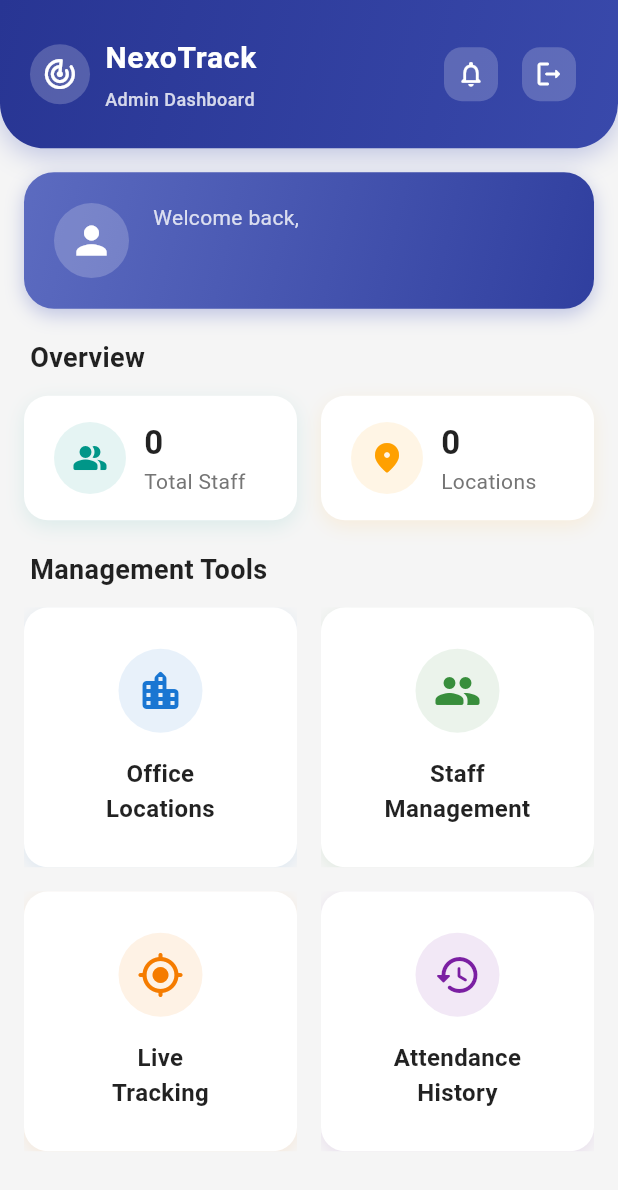
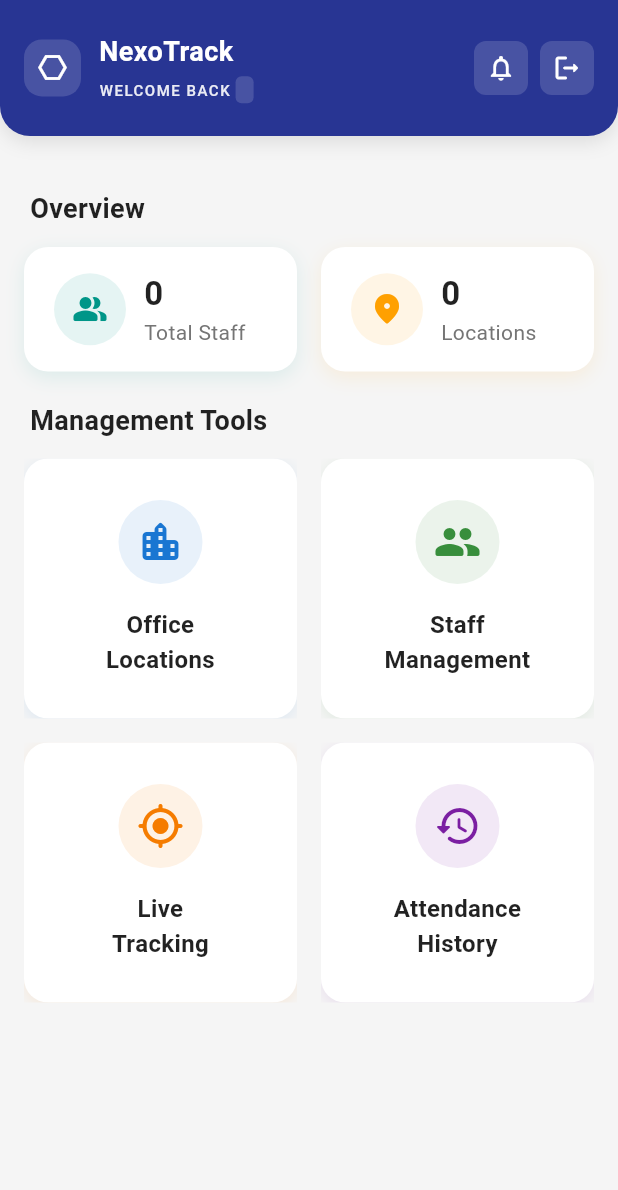
Before and after one commit to Afnanafsal/NexoTrack, a Flutter app: the AdminDashboard screen opened directly, on a phone screen of 412 x 824 dp. Shown: the top 1190 px of the screen. Run offline on Flutter 3.47's test engine with Material 3 defaults, Android fonts, the phone set to English and light mode, and no system bars; our stand-ins replace cloud_firestore, csv, firebase_auth, firebase_core, flutter_map, flutter_typeahead and 4 more; accounts and stored records are empty.

Commit message:
Refactor Admin Dashboard; Improve code readability and UI consistency

```diff
--- a/lib/admin_dashboard.dart
+++ b/lib/admin_dashboard.dart
@@ -15,7 +15,8 @@ class AdminDashboard extends StatefulWidget {
   _AdminDashboardState createState() => _AdminDashboardState();
 }
 
-class _AdminDashboardState extends State<AdminDashboard> with SingleTickerProviderStateMixin {
+class _AdminDashboardState extends State<AdminDashboard>
+    with SingleTickerProviderStateMixin {
   String _adminName = 'Admin';
   int _staffCount = 0;
   int _locationCount = 0;
@@ -53,30 +54,36 @@ class _AdminDashboardState extends State<AdminDashboard> with SingleTickerProvid
   Future<void> _fetchDashboardData() async {
     try {
       // Get staff data
-      final staffSnapshot = await FirebaseFirestore.instance
+      final staffSnapshot =
+          await FirebaseFirestore.instance
               .collection('users')
               .where('role', isEqualTo: 'staff')
               .get();
 
-      _staffList = staffSnapshot.docs
-          .map((doc) => {
+      _staffList =
+          staffSnapshot.docs
+              .map(
+                (doc) => {
                   'id': doc.id,
                   'name': doc.data()['name'] ?? 'Unknown',
                   'email': doc.data()['email'] ?? 'No email',
-          })
+                },
+              )
               .toList();
 
       // Get location data
-      final locationsSnapshot = await FirebaseFirestore.instance
-          .collection('officeLocations')
-          .get();
+      final locationsSnapshot =
+          await FirebaseFirestore.instance.collection('officeLocations').get();
 
-      _locationList = locationsSnapshot.docs
-          .map((doc) => {
+      _locationList =
+          locationsSnapshot.docs
+              .map(
+                (doc) => {
                   'id': doc.id,
                   'name': doc.data()['name'] ?? 'Unknown location',
                   'address': doc.data()['address'] ?? 'No address',
-          })
+                },
+              )
               .toList();
 
       setState(() {
@@ -197,10 +204,9 @@ class _AdminDashboardState extends State<AdminDashboard> with SingleTickerProvid
                   ),
                   SizedBox(height: 20),
                   Expanded(
-                    child: _staffList.isEmpty
-                        ? Center(
-                            child: Text('No staff members found'),
-                          )
+                    child:
+                        _staffList.isEmpty
+                            ? Center(child: Text('No staff members found'))
                             : ListView.separated(
                               controller: scrollController,
                               itemCount: _staffList.length,
@@ -212,12 +218,16 @@ class _AdminDashboardState extends State<AdminDashboard> with SingleTickerProvid
                                     backgroundColor: Colors.indigo.shade50,
                                     child: Text(
                                       staff['name'][0].toUpperCase(),
-                                    style: TextStyle(color: Colors.indigo.shade800),
+                                      style: TextStyle(
+                                        color: Colors.indigo.shade800,
+                                      ),
                                     ),
                                   ),
                                   title: Text(
                                     staff['name'],
-                                  style: TextStyle(fontWeight: FontWeight.w600),
+                                    style: TextStyle(
+                                      fontWeight: FontWeight.w600,
+                                    ),
                                   ),
                                   subtitle: Text(staff['email']),
                                 );
@@ -291,10 +301,9 @@ class _AdminDashboardState extends State<AdminDashboard> with SingleTickerProvid
                   ),
                   SizedBox(height: 20),
                   Expanded(
-                    child: _locationList.isEmpty
-                        ? Center(
-                            child: Text('No locations found'),
-                          )
+                    child:
+                        _locationList.isEmpty
+                            ? Center(child: Text('No locations found'))
                             : ListView.separated(
                               controller: scrollController,
                               itemCount: _locationList.length,
@@ -304,11 +313,16 @@ class _AdminDashboardState extends State<AdminDashboard> with SingleTickerProvid
                                 return ListTile(
                                   leading: CircleAvatar(
                                     backgroundColor: Colors.amber.shade50,
-                                  child: Icon(Icons.location_on, color: Colors.amber.shade800),
+                                    child: Icon(
+                                      Icons.location_on,
+                                      color: Colors.amber.shade800,
+                                    ),
                                   ),
                                   title: Text(
                                     location['name'],
-                                  style: TextStyle(fontWeight: FontWeight.w600),
+                                    style: TextStyle(
+                                      fontWeight: FontWeight.w600,
+                                    ),
                                   ),
                                   subtitle: Text(location['address']),
                                 );
@@ -332,7 +346,8 @@ class _AdminDashboardState extends State<AdminDashboard> with SingleTickerProvid
     return Scaffold(
       backgroundColor: Colors.grey[100],
       body: SafeArea(
-        child: _isLoading
+        child:
+            _isLoading
                 ? Center(child: CircularProgressIndicator())
                 : Column(
                   children: [
@@ -344,7 +359,6 @@ class _AdminDashboardState extends State<AdminDashboard> with SingleTickerProvid
                         child: Column(
                           crossAxisAlignment: CrossAxisAlignment.start,
                           children: [
-                        _buildWelcomeSection(),
                             SizedBox(height: 20),
                             _buildStatsSection(size),
                             SizedBox(height: 20),
@@ -361,23 +375,19 @@ class _AdminDashboardState extends State<AdminDashboard> with SingleTickerProvid
 
   Widget _buildHeader(BuildContext context, Size size) {
     return Container(
-      height: size.height * 0.12,
-      padding: EdgeInsets.symmetric(horizontal: 20, vertical: 15),
+      height: size.height * 0.11,
+      padding: const EdgeInsets.symmetric(horizontal: 16, vertical: 12),
       decoration: BoxDecoration(
-        gradient: LinearGradient(
-          colors: [Colors.indigo.shade800, Colors.indigo.shade600],
-          begin: Alignment.topLeft,
-          end: Alignment.bottomRight,
-        ),
-        borderRadius: BorderRadius.only(
-          bottomLeft: Radius.circular(30),
-          bottomRight: Radius.circular(30),
+        color: Colors.indigo.shade800,
+        borderRadius: const BorderRadius.only(
+          bottomLeft: Radius.circular(20),
+          bottomRight: Radius.circular(20),
         ),
         boxShadow: [
           BoxShadow(
-            color: Colors.indigo.withOpacity(0.3),
-            blurRadius: 15,
-            offset: Offset(0, 5),
+            color: Colors.black.withOpacity(0.1),
+            blurRadius: 10,
+            offset: const Offset(0, 4),
           ),
         ],
       ),
@@ -388,47 +398,64 @@ class _AdminDashboardState extends State<AdminDashboard> with SingleTickerProvid
             Row(
               children: [
                 Container(
-                  padding: EdgeInsets.all(8),
+                  padding: const EdgeInsets.all(8),
                   decoration: BoxDecoration(
-                    color: Colors.white.withOpacity(0.2),
-                    shape: BoxShape.circle,
+                    color: Colors.white.withOpacity(0.15),
+                    borderRadius: BorderRadius.circular(12),
                   ),
-                  child: AnimatedBuilder(
-                    animation: _animationController,
-                    builder: (context, child) {
-                      return Transform.rotate(
-                        angle: _animationController.value * 0.1,
-                        child: Icon(
-                          Icons.track_changes_rounded,
+                  child: const Icon(
+                    Icons.hexagon_outlined,
                     color: Colors.white,
-                          size: 24,
-                        ),
-                      );
-                    },
+                    size: 22,
                   ),
                 ),
-                SizedBox(width: 10),
+                const SizedBox(width: 12),
                 Column(
                   crossAxisAlignment: CrossAxisAlignment.start,
                   mainAxisAlignment: MainAxisAlignment.center,
                   children: [
-                    Text(
+                    const Text(
                       'NexoTrack',
                       style: TextStyle(
                         color: Colors.white,
-                        fontSize: 20,
-                        fontWeight: FontWeight.bold,
-                        letterSpacing: 0.5,
+                        fontSize: 18,
+                        fontWeight: FontWeight.w600,
+                        letterSpacing: 0.3,
                       ),
                     ),
-                    SizedBox(height: 4),
+                    const SizedBox(height: 3),
+                    Row(
+                      mainAxisSize: MainAxisSize.min,
+                      children: [
                         Text(
-                      'Admin Dashboard',
+                          'WELCOME BACK ',
                           style: TextStyle(
-                        color: Colors.white.withOpacity(0.8),
-                        fontSize: 12,
+                            color: Colors.white.withAlpha(230),
+                            fontSize: 10,
                             fontWeight: FontWeight.w500,
+                            letterSpacing: 1,
                           ),
+                        ),
+                        Container(
+                          padding: const EdgeInsets.symmetric(
+                            horizontal: 6,
+                            vertical: 2,
+                          ),
+                          decoration: BoxDecoration(
+                            color: Colors.white.withOpacity(0.15),
+                            borderRadius: BorderRadius.circular(4),
+                          ),
+                          child: Text(
+                            _adminName.toUpperCase(),
+                            style: TextStyle(
+                              color: Colors.white.withAlpha(230),
+                              fontSize: 10,
+                              fontWeight: FontWeight.w500,
+                              letterSpacing: 1,
+                            ),
+                          ),
+                        ),
+                      ],
                     ),
                   ],
                 ),
@@ -436,31 +463,51 @@ class _AdminDashboardState extends State<AdminDashboard> with SingleTickerProvid
             ),
             Row(
               children: [
-                IconButton(
-                  onPressed: () {
-                    // Notification or settings functionality could be added here
+                Material(
+                  color: Colors.transparent,
+                  borderRadius: BorderRadius.circular(8),
+                  child: InkWell(
+                    borderRadius: BorderRadius.circular(8),
+                    onTap: () {
                       ScaffoldMessenger.of(context).showSnackBar(
-                      SnackBar(content: Text('Notifications coming soon'))
+                        const SnackBar(
+                          content: Text('Notifications coming soon'),
+                        ),
                       );
                     },
-                  icon: Container(
-                    padding: EdgeInsets.all(8),
+                    child: Container(
+                      padding: const EdgeInsets.all(8),
                       decoration: BoxDecoration(
-                      color: Colors.white.withOpacity(0.2),
-                      borderRadius: BorderRadius.circular(12),
+                        color: Colors.white.withOpacity(0.15),
+                        borderRadius: BorderRadius.circular(8),
                       ),
-                    child: Icon(Icons.notifications_none_rounded, color: Colors.white, size: 20),
+                      child: const Icon(
+                        Icons.notifications_outlined,
+                        color: Colors.white,
+                        size: 20,
                       ),
                     ),
-                IconButton(
-                  onPressed: () => _logout(context),
-                  icon: Container(
-                    padding: EdgeInsets.all(8),
+                  ),
+                ),
+                const SizedBox(width: 8),
+                Material(
+                  color: Colors.transparent,
+                  borderRadius: BorderRadius.circular(8),
+                  child: InkWell(
+                    borderRadius: BorderRadius.circular(8),
+                    onTap: () => _logout(context),
+                    child: Container(
+                      padding: const EdgeInsets.all(8),
                       decoration: BoxDecoration(
-                      color: Colors.white.withOpacity(0.2),
-                      borderRadius: BorderRadius.circular(12),
+                        color: Colors.white.withOpacity(0.15),
+                        borderRadius: BorderRadius.circular(8),
                       ),
-                    child: Icon(Icons.logout_rounded, color: Colors.white, size: 20),
+                      child: const Icon(
+                        Icons.logout_rounded,
+                        color: Colors.white,
+                        size: 20,
+                      ),
+                    ),
                   ),
                 ),
               ],
@@ -471,66 +518,11 @@ class _AdminDashboardState extends State<AdminDashboard> with SingleTickerProvid
     );
   }
 
-  Widget _buildWelcomeSection() {
-    return Container(
-      padding: EdgeInsets.all(20),
-      decoration: BoxDecoration(
-        gradient: LinearGradient(
-          colors: [Colors.indigo[400]!, Colors.indigo[700]!],
-          begin: Alignment.topLeft,
-          end: Alignment.bottomRight,
-        ),
-        borderRadius: BorderRadius.circular(20),
-        boxShadow: [
-          BoxShadow(
-            color: Colors.indigo.withOpacity(0.3),
-            blurRadius: 10,
-            offset: Offset(0, 4),
-          ),
-        ],
-      ),
-      child: Row(
-        children: [
-          CircleAvatar(
-            backgroundColor: Colors.white.withOpacity(0.2),
-            radius: 25,
-            child: Icon(
-              Icons.person,
-              size: 30,
-              color: Colors.white,
-            ),
-          ),
-          SizedBox(width: 16),
-          Expanded(
-            child: Column(
-              crossAxisAlignment: CrossAxisAlignment.start,
-              children: [
-                Text(
-                  'Welcome back,',
-                  style: TextStyle(
-                    fontSize: 14,
-                    color: Colors.white.withOpacity(0.8),
-                  ),
-                ),
-                Text(
-                  _adminName,
-                  style: TextStyle(
-                    fontSize: 22,
-                    fontWeight: FontWeight.bold,
-                    color: Colors.white,
-                  ),
-                ),
-              ],
-            ),
-          ),
-        ],
-      ),
-    );
-  }
 
   Widget _buildStatsSection(Size size) {
     final isSmallScreen = size.width < 360;
-    final cardPadding = isSmallScreen
+    final cardPadding =
+        isSmallScreen
             ? EdgeInsets.symmetric(vertical: 12, horizontal: 16)
             : EdgeInsets.symmetric(vertical: 16, horizontal: 20);
 
@@ -630,10 +622,7 @@ class _AdminDashboardState extends State<AdminDashboard> with SingleTickerProvid
                   ),
                   Text(
                     title,
-                    style: TextStyle(
-                      fontSize: 14,
-                      color: Colors.grey[600],
-                    ),
+                    style: TextStyle(fontSize: 14, color: Colors.grey[600]),
                   ),
                 ],
               ),
@@ -677,7 +666,7 @@ class _AdminDashboardState extends State<AdminDashboard> with SingleTickerProvid
               Colors.blue[700]!,
               () => Navigator.push(
                 context,
-                MaterialPageRoute(builder: (_) => const LocationPickerPage())
+                MaterialPageRoute(builder: (_) => const LocationPickerPage()),
               ),
             ),
             _buildFeatureCard(
@@ -686,7 +675,7 @@ class _AdminDashboardState extends State<AdminDashboard> with SingleTickerProvid
               Colors.green[700]!,
               () => Navigator.push(
                 context,
-                MaterialPageRoute(builder: (_) => const ManageStaffPage())
+                MaterialPageRoute(builder: (_) => const ManageStaffPage()),
               ),
             ),
             _buildFeatureCard(
@@ -695,7 +684,7 @@ class _AdminDashboardState extends State<AdminDashboard> with SingleTickerProvid
               Colors.orange[700]!,
               () => Navigator.push(
                 context,
-                MaterialPageRoute(builder: (_) => const LiveLocationPage())
+                MaterialPageRoute(builder: (_) => const LiveLocationPage()),
               ),
             ),
             _buildFeatureCard(
@@ -704,7 +693,7 @@ class _AdminDashboardState extends State<AdminDashboard> with SingleTickerProvid
               Colors.purple[700]!,
               () => Navigator.push(
                 context,
-                MaterialPageRoute(builder: (_) => const PunchingHistoryPage())
+                MaterialPageRoute(builder: (_) => const PunchingHistoryPage()),
               ),
             ),
           ],
```
Lines whose indentation alone changed are shown as unchanged.
